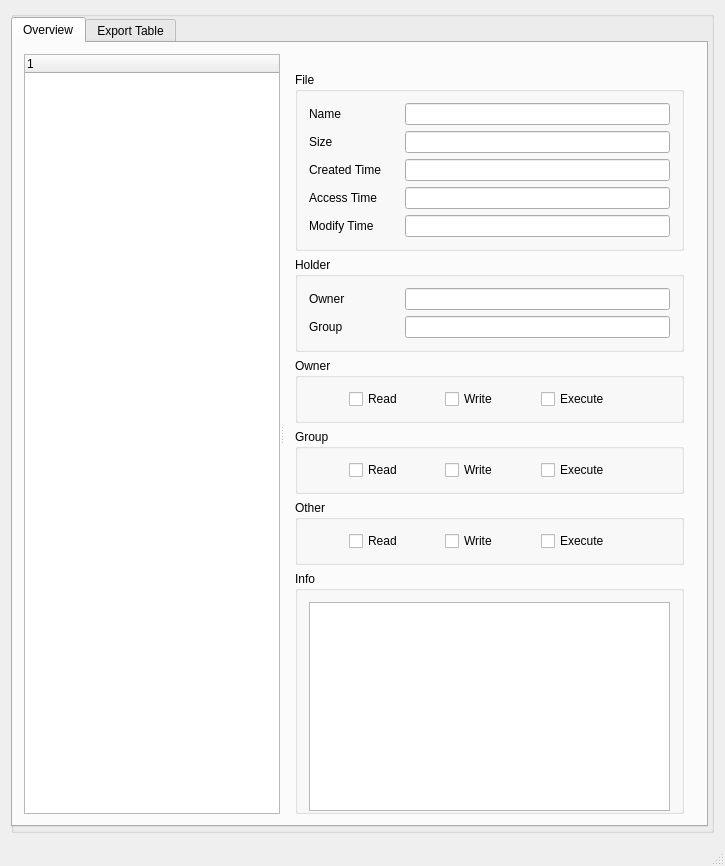
Above: mainwindow.ui from bas524/linuxdependency before the change. Below: the same form after it.
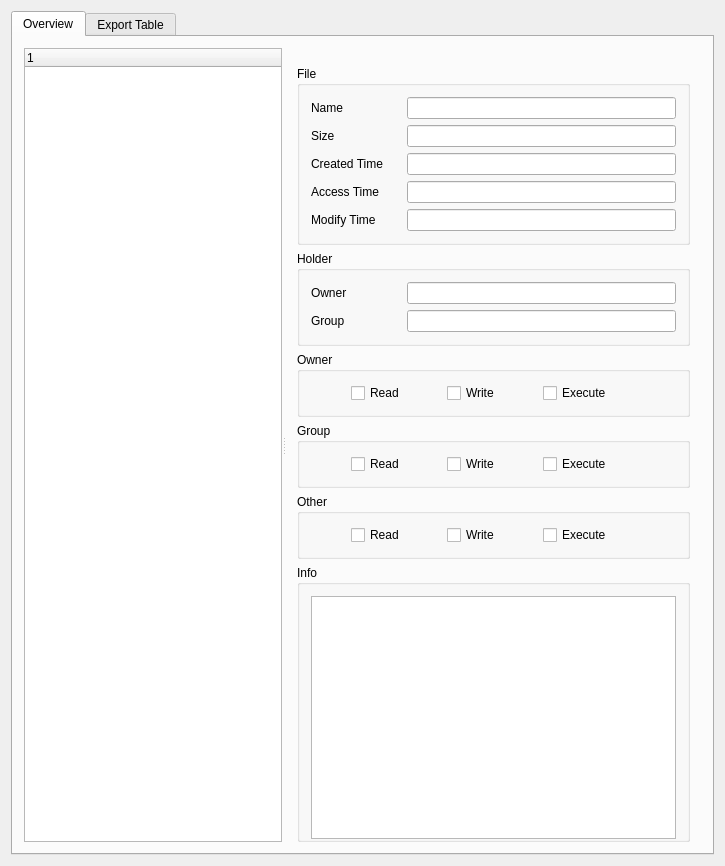
That is the form after the change. Icons and pictures are not drawn.

The edit to the form file:
```diff
--- a/mainwindow.ui
+++ b/mainwindow.ui
@@ -24,36 +24,7 @@
   </property>
   <widget class="QWidget" name="centralWidget">
    <layout class="QGridLayout" name="gridLayout_6">
-    <item row="0" column="0" rowspan="4" colspan="2">
-     <widget class="QGroupBox" name="groupBoxDependency">
-      <property name="font">
-       <font>
-        <family>Ubuntu Mono</family>
-       </font>
-      </property>
-      <property name="title">
-       <string/>
-      </property>
-      <property name="alignment">
-       <set>Qt::AlignJustify|Qt::AlignTop</set>
-      </property>
-      <layout class="QGridLayout" name="gridLayout">
-       <property name="leftMargin">
-        <number>3</number>
-       </property>
-       <property name="topMargin">
-        <number>0</number>
-       </property>
-       <property name="bottomMargin">
-        <number>0</number>
-       </property>
-       <property name="verticalSpacing">
-        <number>12</number>
-       </property>
-      </layout>
-     </widget>
-    </item>
-    <item row="1" column="0">
+    <item row="0" column="0">
      <widget class="QTabWidget" name="tabWidget">
       <property name="currentIndex">
        <number>0</number>
@@ -69,6 +40,12 @@
            <enum>Qt::Horizontal</enum>
           </property>
           <widget class="QTreeWidget" name="treeWidget">
+           <property name="sizePolicy">
+            <sizepolicy hsizetype="Maximum" vsizetype="Expanding">
+             <horstretch>0</horstretch>
+             <verstretch>0</verstretch>
+            </sizepolicy>
+           </property>
            <column>
             <property name="text">
              <string notr="true">1</string>
@@ -77,6 +54,9 @@
           </widget>
           <widget class="QWidget" name="layoutWidget">
            <layout class="QVBoxLayout" name="verticalLayout">
+            <property name="sizeConstraint">
+             <enum>QLayout::SetDefaultConstraint</enum>
+            </property>
             <property name="topMargin">
              <number>18</number>
             </property>
@@ -599,7 +579,6 @@
     </rect>
    </property>
   </widget>
-  <widget class="QStatusBar" name="statusBar"/>
  </widget>
  <layoutdefault spacing="6" margin="11"/>
  <resources/>
```
